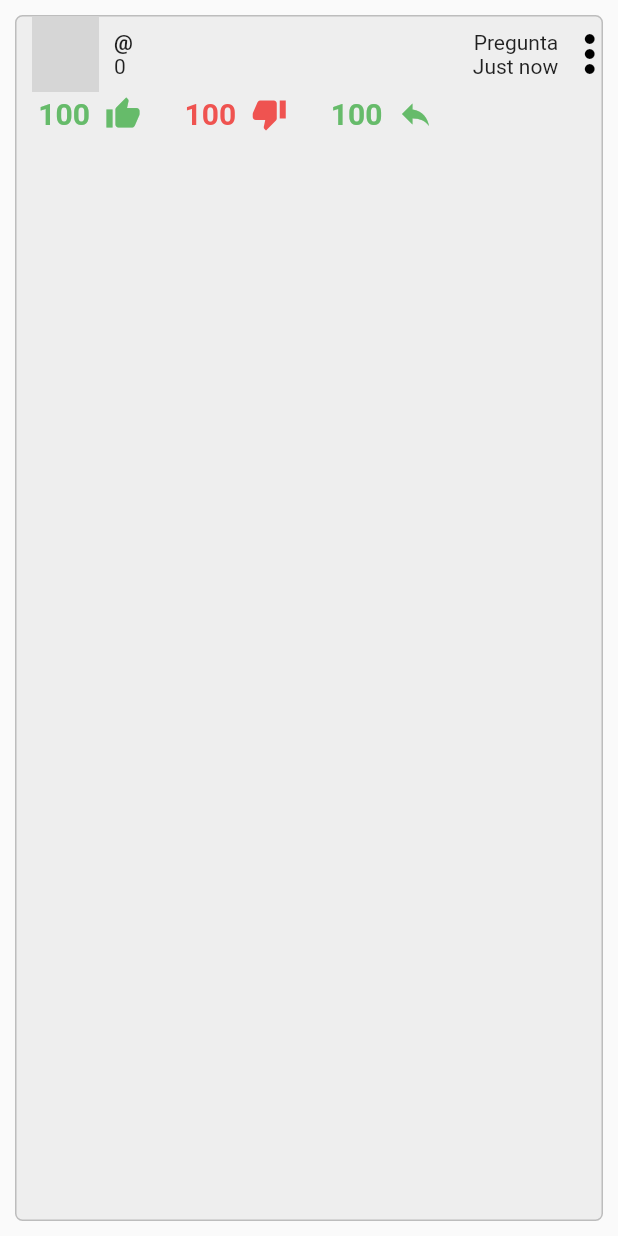
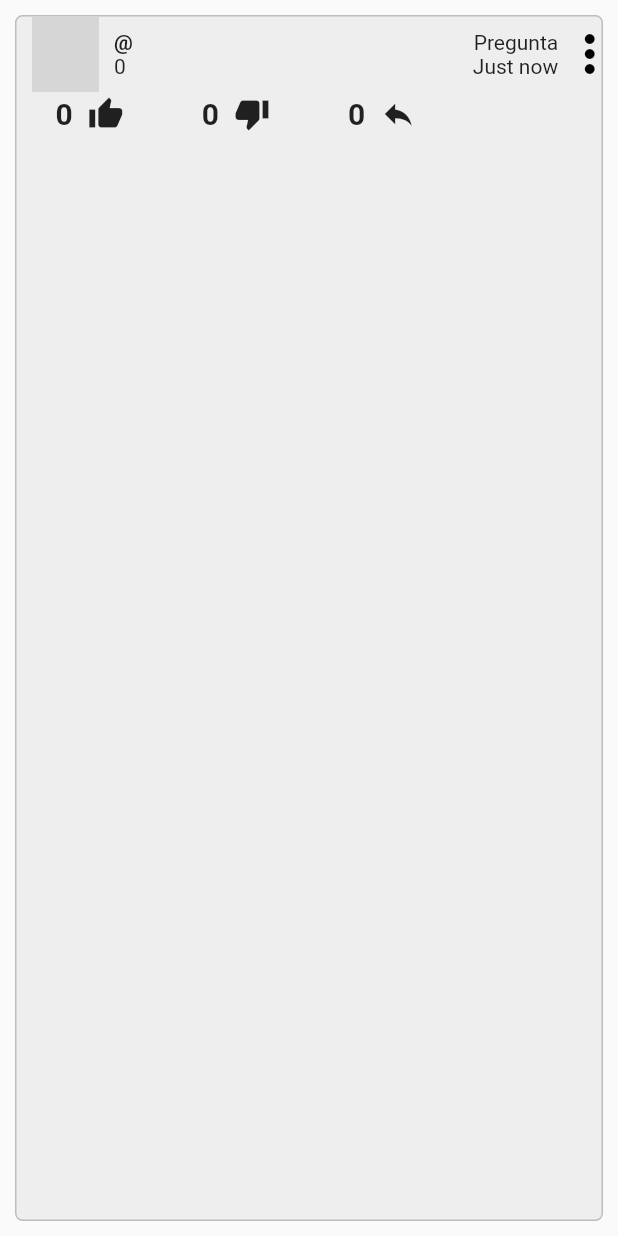
Before and after one commit to bookspace-app/bookspace, a Flutter app: the UserCard widget shown alone on an empty page, opened directly with empty values, on a phone screen of 412 x 824 dp. Run offline on Flutter 3.47's test engine with Material 2 defaults, Android fonts, the light colour scheme and no system bars; our stand-ins replace image_picker; missing offline and left inert: dart:ffi, textfield_tags; accounts and stored records are empty; network calls fail; grey boxes are pictures that could not be loaded.

Commit message:
User card refact

```diff
--- a/lib/ui/publication/widgets/user_card.dart
+++ b/lib/ui/publication/widgets/user_card.dart
@@ -8,20 +8,19 @@ class UserCard extends StatelessWidget {
   final DateTime dop;
   final bool principal;
 
+  final int likes;
+  final int dislikes;
+  final int replies;
+
   UserCard({
     Key key,
     this.author,
     this.dop,
-    this.principal
+    this.principal,
+    this.likes,
+    this.dislikes,
+    this.replies,
   }) : super(key: key);
-
-  int _totalUpvotes = 100;
-  int _totalViews = 4;
-  int _totalResponses = 2;
-
-  bool _myVote = true;
-  bool _myFavorite = true;
-  bool _myResponse = true;
 
   Widget build(BuildContext context) {
     return Container(
@@ -140,12 +139,12 @@ class UserCard extends StatelessWidget {
                             mainAxisAlignment: MainAxisAlignment.center,
                             children: <Widget> [
                               Text(
-                                '$_totalUpvotes',
+                                '$likes',
                                 textAlign: TextAlign.right,
                                 style: TextStyle(
                                   fontSize: 20.0,
                                   fontWeight: FontWeight.bold,
-                                  color: _myVote ? Colors.green[400] : Colors.black,
+                                  //color: _myVote ? Colors.green[400] : Colors.black,
                                 ),
                               ),
                               Container(
@@ -154,7 +153,7 @@ class UserCard extends StatelessWidget {
                                   onTap: () { print('Tap');},
                                   child: Icon(
                                     Icons.thumb_up,
-                                    color: _myVote ? Colors.green[400] : Colors.black
+                                    //color: _myVote ? Colors.green[400] : Colors.black
                                   ),
                                 ),
                               )
@@ -177,12 +176,12 @@ class UserCard extends StatelessWidget {
                             mainAxisAlignment: MainAxisAlignment.center,
                             children: <Widget> [
                               Text(
-                                '$_totalUpvotes',
+                                '$dislikes',
                                 textAlign: TextAlign.right,
                                 style: TextStyle(
                                   fontSize: 20.0,
                                   fontWeight: FontWeight.bold,
-                                  color: _myVote ? Colors.red[400] : Colors.black,
+                                  //color: _myVote ? Colors.red[400] : Colors.black,
                                 ),
                               ),
                               Container(
@@ -191,7 +190,7 @@ class UserCard extends StatelessWidget {
                                   onTap: () { print('Tap');},
                                   child: Icon(
                                     Icons.thumb_down,
-                                    color: _myVote ? Colors.red[400] : Colors.black
+                                    //color: _myVote ? Colors.red[400] : Colors.black
                                   ),
                                 ),
                               )
@@ -214,12 +213,12 @@ class UserCard extends StatelessWidget {
                             mainAxisAlignment: MainAxisAlignment.center,
                             children: <Widget> [
                               Text(
-                                '$_totalUpvotes',
+                                '$replies',
                                 textAlign: TextAlign.right,
                                 style: TextStyle(
                                   fontSize: 20.0,
                                   fontWeight: FontWeight.bold,
-                                  color: _myVote ? Colors.green[400] : Colors.black,
+                                  //color: _myVote ? Colors.green[400] : Colors.black,
                                 ),
                               ),
                               Container(
@@ -228,7 +227,7 @@ class UserCard extends StatelessWidget {
                                   onTap: () { print('Tap');},
                                   child: Icon(
                                     Icons.reply,
-                                    color: _myVote ? Colors.green[400] : Colors.black
+                                    //color: _myVote ? Colors.green[400] : Colors.black
                                   ),
                                 ),
                               )
```
